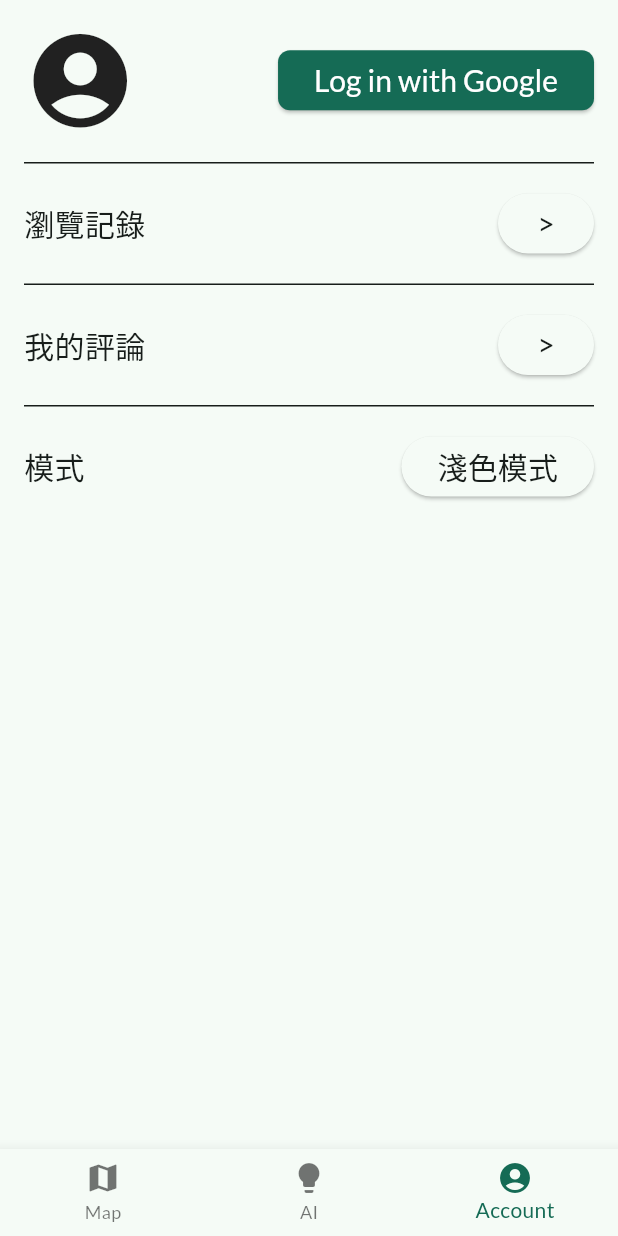
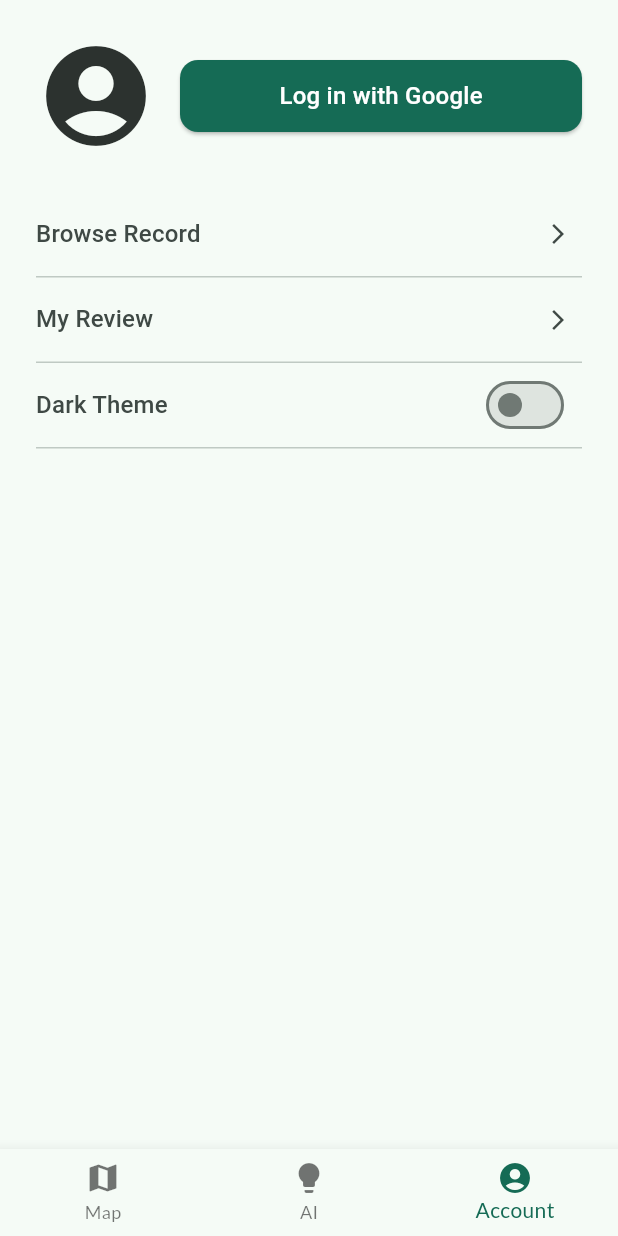
Before and after one commit to rogerfan48/SS-foodie, a Flutter app: the AccountPage screen opened by its route, on a phone screen of 412 x 824 dp. Run offline on Flutter 3.47's test engine with Material 3 defaults, Android fonts, the phone set to English and light mode, and no system bars; our stand-ins replace cloud_firestore, firebase_core, go_router, google_fonts, google_maps_flutter; accounts and stored records are empty; Roboto replaces fonts that are missing (Signika).

Commit message:
refactor: beautify account page

```diff
--- a/lib/pages/account_page.dart
+++ b/lib/pages/account_page.dart
@@ -3,114 +3,104 @@ import 'package:foodie/services/theme.dart';
 import 'package:provider/provider.dart';
 
 class AccountPage extends StatelessWidget {
+  const AccountPage({Key? key}) : super(key: key);
+
+  Widget _buildSettingsTile(
+    BuildContext context, {
+    required String title,
+    Widget? trailing, // 尾部的 Widget 可以是圖標、Switch 或其他
+    VoidCallback? onTap,
+  }) {
+    final theme = Theme.of(context);
+    return ListTile(
+      title: Text(title, style: theme.textTheme.titleMedium),
+      trailing: Padding(
+        padding: const EdgeInsets.symmetric(horizontal: 8.0),
+        child:
+            trailing ??
+            Icon(Icons.arrow_forward_ios, size: 16, color: theme.colorScheme.onSurfaceVariant),
+      ),
+      onTap: onTap,
+      dense: true,
+      contentPadding: const EdgeInsets.symmetric(vertical: 4.0),
+    );
+  }
+
   @override
   Widget build(BuildContext context) {
-    final listPadding = 16.0;
+    final theme = Theme.of(context);
+    final colorScheme = theme.colorScheme;
+    final textTheme = theme.textTheme;
+    final themeService = context.watch<ThemeService>();
+
     return Scaffold(
       body: SafeArea(
-        child: Stack(
+        child: Padding(
+          padding: const EdgeInsets.symmetric(horizontal: 24.0),
+          child: Column(
             children: [
-            Positioned(
-              top: 16,
-              left: 16,
-              right: 16,
+              Padding(
+                padding: const EdgeInsets.symmetric(vertical: 24.0),
                 child: Row(
-                mainAxisAlignment: MainAxisAlignment.spaceBetween,
                   children: [
-                  Icon(Icons.account_circle, size: 75),
-                  ElevatedButton(
+                    Icon(Icons.account_circle, size: 80, color: colorScheme.inverseSurface),
+                    const SizedBox(width: 16),
+                    Expanded(
+                      child: ElevatedButton(
                         onPressed: () {
-                      // Login google account
+                          // TODO: Login google account
                         },
                         style: ElevatedButton.styleFrom(
-                      backgroundColor: Theme.of(context).colorScheme.primary,
-                      foregroundColor: Theme.of(context).colorScheme.onPrimary,
-                      shape: RoundedRectangleBorder(
-                        borderRadius: BorderRadius.circular(8), // 圓角
+                          backgroundColor: colorScheme.primary,
+                          foregroundColor: colorScheme.onPrimary,
+                          shape: RoundedRectangleBorder(borderRadius: BorderRadius.circular(12)),
+                          padding: const EdgeInsets.symmetric(vertical: 12),
                         ),
+                        child: Text(
+                          'Log in with Google',
+                          style: textTheme.titleMedium?.copyWith(color: colorScheme.onPrimary),
                         ),
-                    child: const Text('Log in with Google', style: TextStyle(fontSize: 20)),
-                  ),
-                ],
-              ),
-            ),
-            Positioned(
-              top: 108,
-              left: 16,
-              right: 16,
-              child: Column(
-                children: [
-                  Container(
-                    height: 1, // 線條高度
-                    color: Theme.of(context).colorScheme.onSurface, // 線條顏色
-                  ),
-                  SizedBox(height: listPadding),
-                  Row(
-                    mainAxisAlignment: MainAxisAlignment.spaceBetween,
-                    children: [
-                      const Text('瀏覽記錄', style: TextStyle(fontSize: 20)),
-                      ElevatedButton(
-                        onPressed: () {
-                          // Jump to Browse Record
-                        },
-                        style: ElevatedButton.styleFrom(
-                          backgroundColor: Theme.of(context).colorScheme.surface,
-                          foregroundColor: Theme.of(context).colorScheme.onSurface,
-                        ),
-                        child: const Text('>', style: TextStyle(fontSize: 20)),
-                      ),
-                    ],
-                  ),
-                  SizedBox(height: listPadding),
-                  Container(
-                    height: 1, // 線條高度
-                    color: Theme.of(context).colorScheme.onSurface, // 線條顏色
-                  ),
-                  SizedBox(height: listPadding),
-                  Row(
-                    mainAxisAlignment: MainAxisAlignment.spaceBetween,
-                    children: [
-                      const Text('我的評論', style: TextStyle(fontSize: 20)),
-                      ElevatedButton(
-                        onPressed: () {
-                          // Jump to My Review
-                        },
-                        style: ElevatedButton.styleFrom(
-                          backgroundColor: Theme.of(context).colorScheme.surface,
-                          foregroundColor: Theme.of(context).colorScheme.onSurface,
-                        ),
-                        child: const Text('>', style: TextStyle(fontSize: 20)),
-                      ),
-                    ],
-                  ),
-                  SizedBox(height: listPadding),
-                  Container(
-                    height: 1, // 線條高度
-                    color: Theme.of(context).colorScheme.onSurface, // 線條顏色
-                  ),
-                  SizedBox(height: listPadding),
-                  Row(
-                    mainAxisAlignment: MainAxisAlignment.spaceBetween,
-                    children: [
-                      const Text('模式', style: TextStyle(fontSize: 20)),
-                      ElevatedButton(
-                        onPressed: () {
-                          context.read<ThemeService>().toggleTheme();
-                        },
-                        style: ElevatedButton.styleFrom(
-                          backgroundColor: Theme.of(context).colorScheme.surface,
-                          foregroundColor: Theme.of(context).colorScheme.onSurface,
-                        ),
-                        child: const Text('淺色模式', style: TextStyle(fontSize: 20)),
-                      ),
-                    ],
-                  ),
-                ],
                       ),
                     ),
                   ],
                 ),
               ),
+
+              _buildSettingsTile(
+                context,
+                title: 'Browse Record',
+                onTap: () {
+                  // TODO: Jump to Browse Record
+                },
+              ),
+              // 3. 元件優化：使用標準的 Divider Widget
+              const Divider(height: 1),
+              _buildSettingsTile(
+                context,
+                title: 'My Review',
+                onTap: () {
+                  // TODO: Jump to My Review
+                },
+              ),
+              const Divider(height: 1),
+              _buildSettingsTile(
+                context,
+                title: 'Dark Theme',
+                onTap: () {
+                  themeService.toggleTheme();
+                },
+                trailing: Switch(
+                  value: themeService.isDarkMode,
+                  onChanged: (value) {
+                    themeService.toggleTheme();
+                  },
+                ),
+              ),
+              const Divider(height: 1),
+            ],
+          ),
+        ),
+      ),
     );
   }
 }
--- a/lib/services/theme.dart
+++ b/lib/services/theme.dart
@@ -4,6 +4,7 @@ class ThemeService extends ChangeNotifier {
   ThemeMode _themeMode = ThemeMode.light;
 
   ThemeMode get themeMode => _themeMode;
+  bool get isDarkMode => _themeMode == ThemeMode.dark;
 
   void toggleTheme() {
     _themeMode =
```
Lines whose indentation alone changed are shown as unchanged.
